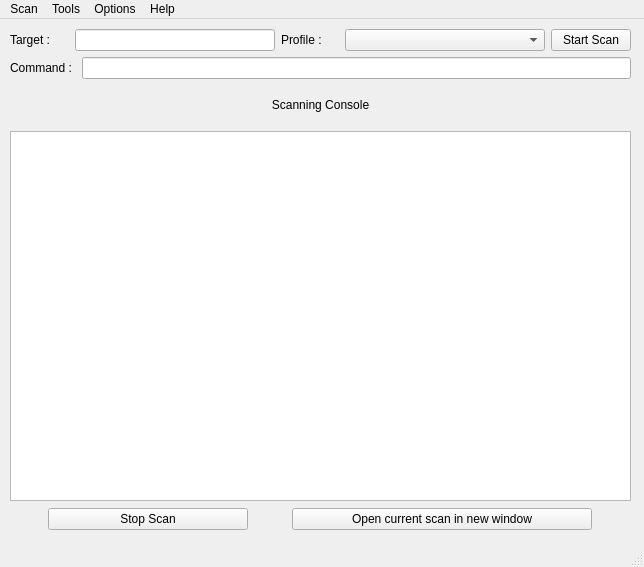
Above: zenmap.ui from hiemanshu/zenmap before the change. Below: the same form after it.
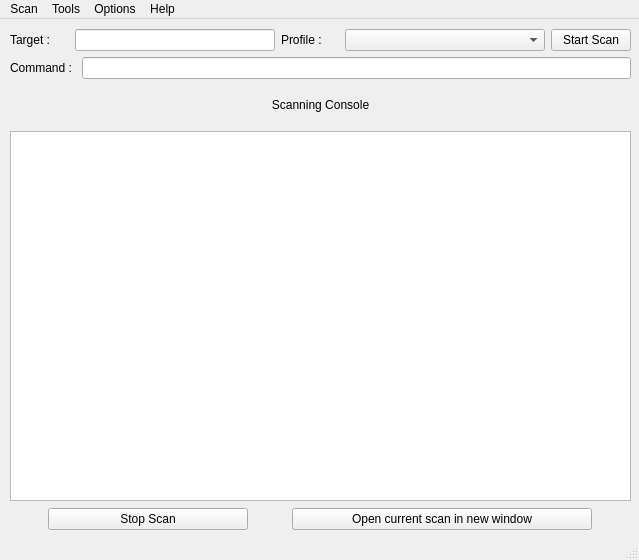
That is the form after the change.

Commit message: works with command to run

```diff
--- a/zenmap.ui
+++ b/zenmap.ui
@@ -6,8 +6,8 @@
    <rect>
     <x>0</x>
     <y>0</y>
-    <width>644</width>
-    <height>567</height>
+    <width>639</width>
+    <height>560</height>
    </rect>
   </property>
   <property name="windowTitle">
@@ -147,7 +147,7 @@
     <rect>
      <x>0</x>
      <y>0</y>
-     <width>644</width>
+     <width>639</width>
      <height>23</height>
     </rect>
    </property>
```
Left out of the diff: 64 changed lines with no effect on the pictures. The commit also changes 1 other file.
